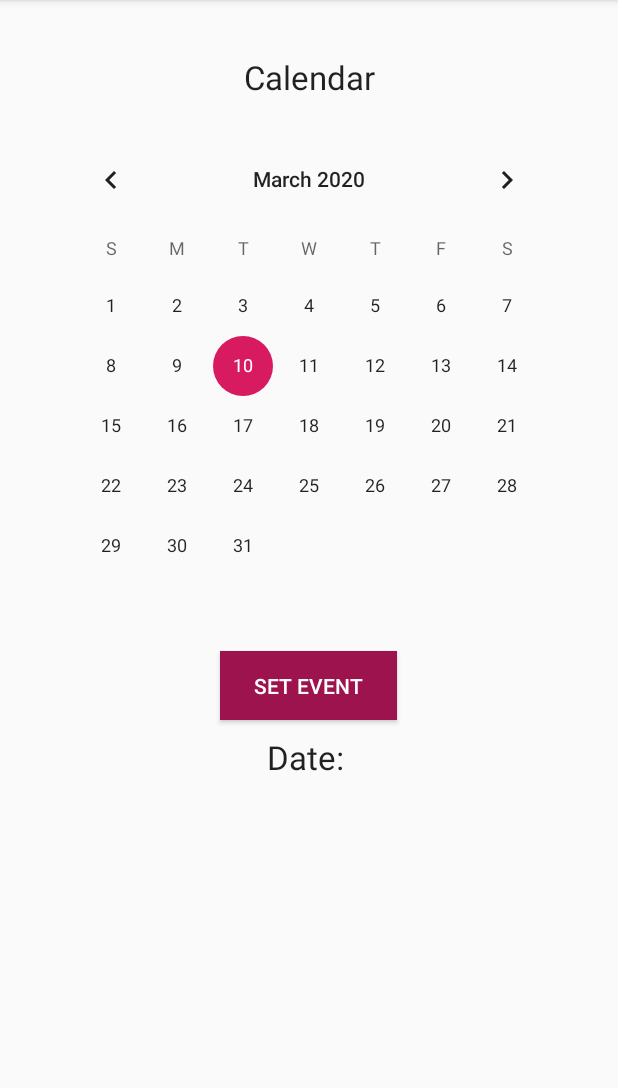
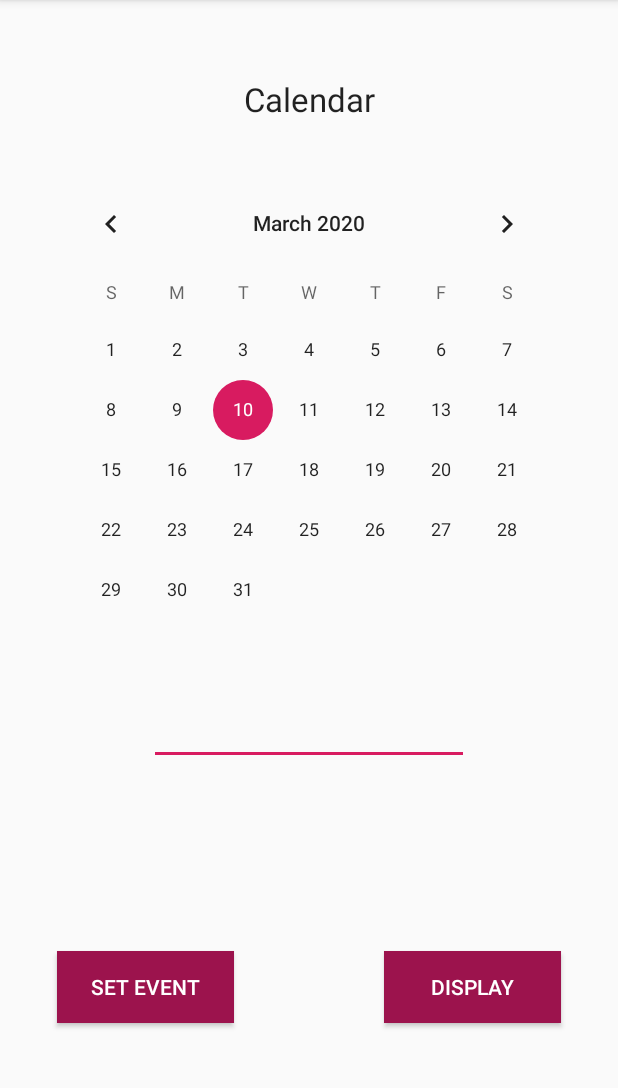
Before and after one commit to daltHub/Team_14_App_Project, an Android app: the Calendar screen opened directly, with no data from a screen before it, on a phone screen of 412 x 824 dp, the part 84-1172 px from its top. Run offline under Robolectric (Android 15) with nearby library versions, the phone set to English and light mode, and no system bars.

Commit message:
Calendar Basic Functionality

```diff
--- a/ProjectManager/app/src/main/res/layout/activity_calendar.xml
+++ b/ProjectManager/app/src/main/res/layout/activity_calendar.xml
@@ -29,7 +29,9 @@
         android:id="@+id/calendarView"
         android:layout_width="wrap_content"
         android:layout_height="wrap_content"
-        android:layout_marginTop="70dp"
+        android:layout_marginTop="100dp"
+        android:layout_marginBottom="300dp"
+        app:layout_constraintBottom_toBottomOf="parent"
         app:layout_constraintEnd_toEndOf="parent"
         app:layout_constraintHorizontal_bias="0.5"
         app:layout_constraintStart_toStartOf="parent"
@@ -41,27 +43,68 @@
         android:id="@+id/date_display"
         android:layout_width="wrap_content"
         android:layout_height="wrap_content"
-        android:layout_marginTop="10dp"
+        android:layout_marginStart="200dp"
+        android:layout_marginLeft="200dp"
+        android:layout_marginEnd="200dp"
+        android:layout_marginRight="200dp"
+        android:layout_marginBottom="56dp"
         android:text="Calendar Selected Date:"
         android:textAppearance="?android:attr/textAppearanceLarge"
+        app:layout_constraintBottom_toTopOf="@+id/ebutton"
         app:layout_constraintEnd_toEndOf="parent"
-        app:layout_constraintHorizontal_bias="0.5"
         app:layout_constraintStart_toStartOf="parent"
-        app:layout_constraintTop_toBottomOf="@+id/button"
+        app:layout_constraintTop_toBottomOf="@+id/calendarView"
+        app:layout_constraintVertical_bias="0.916"
         tools:layout_conversion_absoluteHeight="30dp"
         tools:layout_conversion_absoluteWidth="268dp" />
 
     <Button
-        android:id="@+id/button"
+        android:id="@+id/ebutton"
         android:layout_width="118dp"
-        android:layout_height="46dp"
-        android:layout_marginTop="10dp"
+        android:layout_height="wrap_content"
+        android:layout_marginStart="150dp"
+        android:layout_marginLeft="150dp"
+        android:layout_marginTop="320dp"
+        android:layout_marginEnd="50dp"
+        android:layout_marginRight="50dp"
         android:background="#9C134D"
         android:text="SET EVENT"
         android:textColor="#FFFFFF"
         android:textColorHint="#007A3232"
+        app:layout_constraintBottom_toBottomOf="parent"
+        app:layout_constraintEnd_toStartOf="@+id/dbutton"
+        app:layout_constraintStart_toStartOf="parent"
+        app:layout_constraintTop_toTopOf="parent"
+        app:layout_constraintVertical_bias="0.81" />
+
+    <Button
+        android:id="@+id/dbutton"
+        android:layout_width="118dp"
+        android:layout_height="wrap_content"
+        android:layout_marginStart="50dp"
+        android:layout_marginLeft="50dp"
+        android:layout_marginTop="320dp"
+        android:layout_marginEnd="150dp"
+        android:layout_marginRight="150dp"
+        android:background="#9C134D"
+        android:text="DISPLAY"
+        android:textColor="#FFFFFF"
+        app:layout_constraintBottom_toBottomOf="parent"
         app:layout_constraintEnd_toEndOf="parent"
-        app:layout_constraintHorizontal_bias="0.498"
+        app:layout_constraintStart_toEndOf="@+id/ebutton"
+        app:layout_constraintTop_toTopOf="parent"
+        app:layout_constraintVertical_bias="0.81" />
+
+    <EditText
+        android:id="@+id/editText3"
+        android:layout_width="wrap_content"
+        android:layout_height="wrap_content"
+        android:layout_marginTop="10dp"
+        android:layout_marginBottom="30dp"
+        android:ems="10"
+        android:inputType="textPersonName"
+        app:layout_constraintBottom_toTopOf="@+id/date_display"
+        app:layout_constraintEnd_toEndOf="parent"
         app:layout_constraintStart_toStartOf="parent"
         app:layout_constraintTop_toBottomOf="@+id/calendarView" />
 
```
Also changed, not shown: ProjectManager/app/src/main/java/com/example/projectmanager/Calendar.java (+46 -43 lines).
